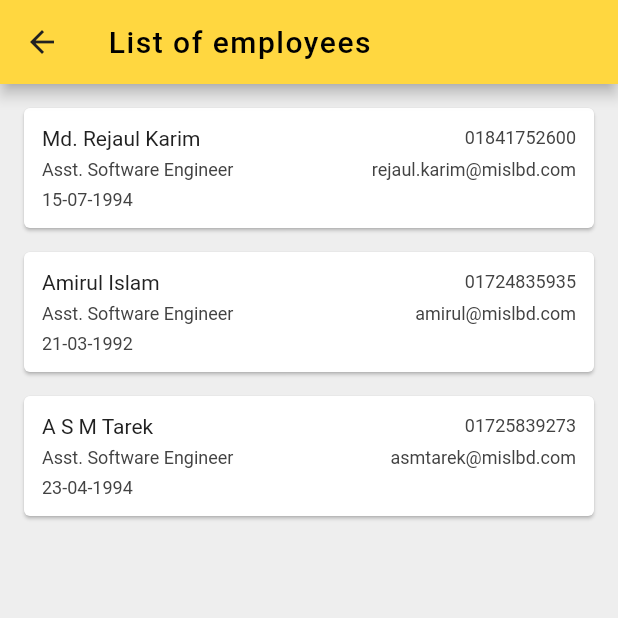
After one commit to rktuhinbd/learn_flutter, a Flutter app: the ListExample screen opened directly, on a phone screen of 412 x 824 dp, the top half of it. The commit adds this screen. Run offline on Flutter 3.47's test engine with Material 2 defaults, Android fonts, the phone set to English and light mode, and no system bars; our stand-ins replace fluttertoast.

Commit message:
Added list view, worked in cardview, added stateful widget, appbar back button customization

```diff
--- /dev/null
+++ b/lib/Employees.dart
@@ -0,0 +1,11 @@
+class Employees{
+
+  String name;
+  String designation;
+  String phone;
+  String email;
+  String dob;
+
+  Employees({required this.name, required this.designation, required this.phone, required this.email, required this.dob});
+
+}
--- /dev/null
+++ b/lib/ListExample.dart
@@ -0,0 +1,112 @@
+import 'package:flutter/material.dart';
+
+import 'Employees.dart';
+
+class ListExample extends StatefulWidget {
+  @override
+  ListExampleState createState() => ListExampleState();
+}
+
+class ListExampleState extends State<ListExample> {
+  List<Employees> employees = [
+    Employees(
+        name: 'Md. Rejaul Karim',
+        designation: 'Asst. Software Engineer',
+        phone: '01841752600',
+        email: 'rejaul.karim@mislbd.com',
+        dob: '15-07-1994'),
+    Employees(
+        name: 'Amirul Islam',
+        designation: 'Asst. Software Engineer',
+        phone: '01724835935',
+        email: 'amirul@mislbd.com',
+        dob: '21-03-1992'),
+    Employees(
+        name: 'A S M Tarek',
+        designation: 'Asst. Software Engineer',
+        phone: '01725839273',
+        email: 'asmtarek@mislbd.com',
+        dob: '23-04-1994')
+  ];
+
+  Widget employeeCard(employee) {
+    return EmployeeCardWidget(employee);
+  }
+
+  @override
+  Widget build(BuildContext context) {
+    return Scaffold(
+      backgroundColor: Colors.grey.shade200,
+      appBar: AppBar(
+        iconTheme: IconThemeData(
+          color: Colors.grey.shade900, //change your color here
+        ),
+        backgroundColor: Colors.amberAccent,
+        title: Text(
+          'List of employees',
+          style: TextStyle(fontSize: 20, letterSpacing: 1, color: Colors.black),
+        ),
+      ),
+      body: Column(
+        children: employees.map((employee) => employeeCard(employee)).toList(),
+      ),
+    );
+  }
+}
+
+class EmployeeCardWidget extends StatelessWidget {
+  final Employees employee;
+
+  EmployeeCardWidget(this.employee);
+
+  @override
+  Widget build(BuildContext context) {
+    return Card(
+        margin: EdgeInsets.fromLTRB(16, 16, 16, 0),
+        child: Padding(
+          padding: const EdgeInsets.all(12.0),
+          child: Column(
+            crossAxisAlignment: CrossAxisAlignment.stretch,
+            children: [
+              Row(
+                children: [
+                  Expanded(
+                    child: Text(employee.name,
+                        textAlign: TextAlign.start,
+                        style: TextStyle(
+                            color: Colors.grey.shade900, fontSize: 14)),
+                  ),
+                  Expanded(
+                    child: Text(employee.phone,
+                        textAlign: TextAlign.end,
+                        style: TextStyle(
+                            color: Colors.grey.shade800, fontSize: 12)),
+                  )
+                ],
+              ),
+              SizedBox(height: 6),
+              Row(
+                children: [
+                  Expanded(
+                    child: Text(employee.designation,
+                        textAlign: TextAlign.start,
+                        style: TextStyle(
+                            color: Colors.grey.shade800, fontSize: 12)),
+                  ),
+                  Expanded(
+                    child: Text(employee.email,
+                        textAlign: TextAlign.end,
+                        style: TextStyle(
+                            color: Colors.grey.shade800, fontSize: 12)),
+                  ),
+                ],
+              ),
+              SizedBox(height: 6),
+              Text(employee.dob,
+                  textAlign: TextAlign.start,
+                  style: TextStyle(color: Colors.grey.shade800, fontSize: 12))
+            ],
+          ),
+        ));
+  }
+}
--- a/pubspec.yaml
+++ b/pubspec.yaml
@@ -28,6 +28,7 @@ dependencies:
   # The following adds the Cupertino Icons font to your application.
   # Use with the CupertinoIcons class for iOS style icons.
   cupertino_icons: ^1.0.2
+  fluttertoast: ^8.0.7
 
 dev_dependencies:
   flutter_test:
```
Also changed, not shown: lib/SignUp.dart (+122 -25 lines), pubspec.lock.
